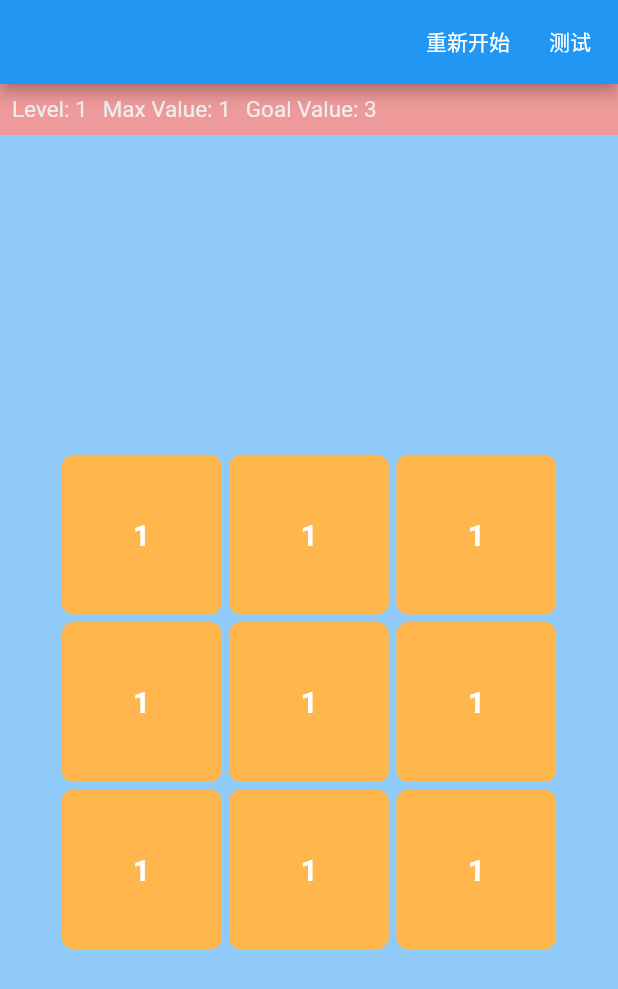
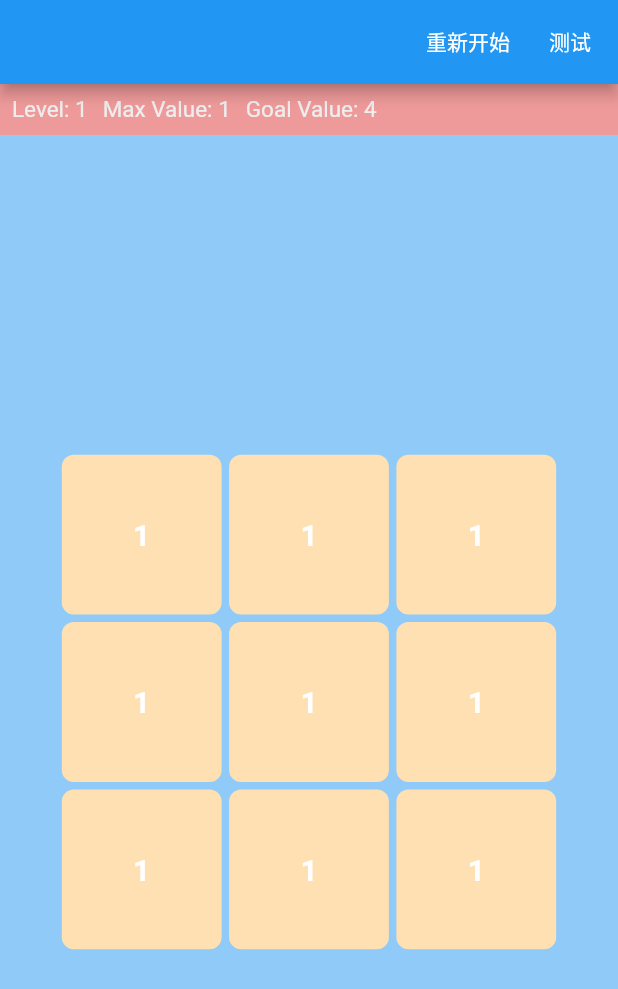
Before and after one commit to GeeJoe/Chain, a Flutter app: the screen it shows after launch, on a phone screen of 412 x 824 dp. Shown: the top 989 px of the screen. Run offline on Flutter 3.47's test engine with Material 2 defaults, Android fonts, the phone set to English and light mode, and no system bars.

Commit message:
feat: 不同数字不同颜色

```diff
--- a/lib/model/game_level.dart
+++ b/lib/model/game_level.dart
@@ -58,22 +58,22 @@ class GameLevel {
       case 1:
         column = 3;
         row = 3;
-        nextLevelValue = 3;
+        nextLevelValue = 4;
         break;
       case 2:
         column = 4;
         row = 4;
-        nextLevelValue = 5;
+        nextLevelValue = 8;
         break;
       case 3:
         column = 4;
         row = 6;
-        nextLevelValue = 7;
+        nextLevelValue = 12;
         break;
       case 4:
         column = 6;
         row = 6;
-        nextLevelValue = 9;
+        nextLevelValue = 16;
         break;
       case 5:
         column = 6;
```
Also changed, not shown: lib/box.dart (+22 -1 lines).
